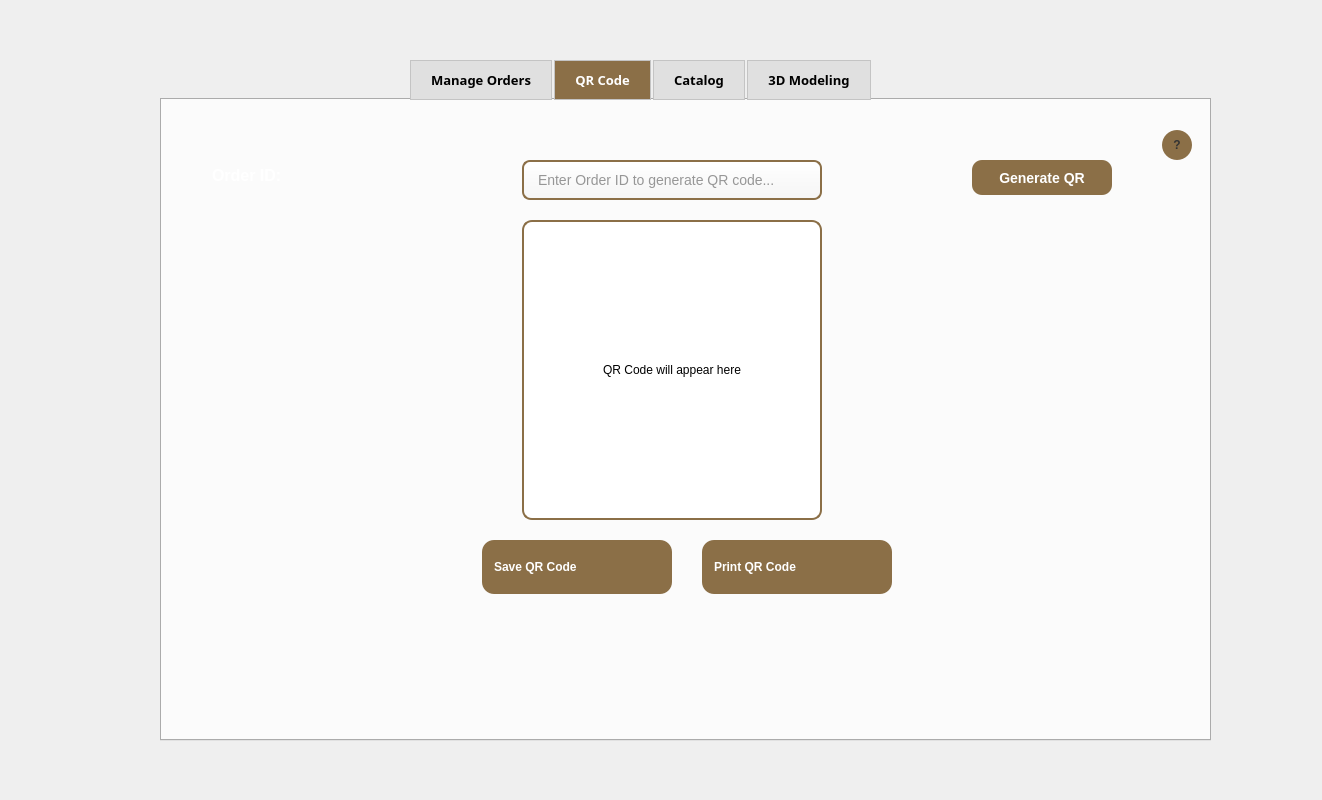
First picture: the form in order_management.ui, repository rayenkb/Esprit--PI2AC---2A4--2526-HammerDown, before the edit.
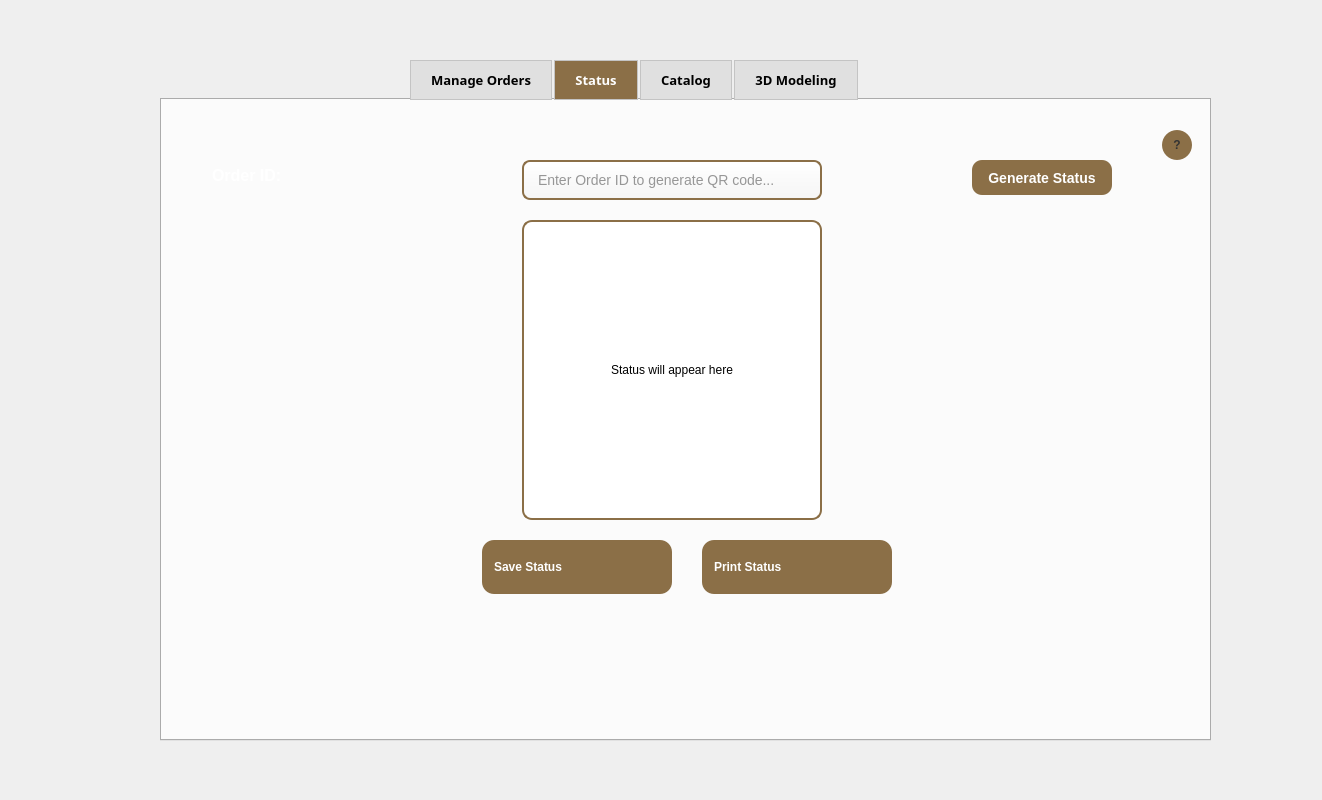
Second picture: the form after the edit. The open tabs and pages were chosen to show the change. Icons and pictures are not drawn.

Diff of the .ui file:
```diff
--- a/order_management.ui
+++ b/order_management.ui
@@ -431,7 +431,7 @@
    </widget>
    <widget class="QWidget" name="tab_qrcode">
     <attribute name="title">
-     <string>QR Code</string>
+     <string>Status</string>
     </attribute>
     <widget class="QLabel" name="label_qr_order_id">
       <property name="geometry">
@@ -479,7 +479,7 @@
         </string>
       </property>
       <property name="text">
-       <string>Generate QR</string>
+       <string>Generate Status</string>
       </property>
       <property name="icon">
        <iconset resource="resources.qrc">
@@ -504,7 +504,7 @@
         </string>
       </property>
       <property name="text">
-       <string>QR Code will appear here</string>
+       <string>Status will appear here</string>
       </property>
       <property name="scaledContents">
        <bool>false</bool>
@@ -529,7 +529,7 @@
        </string>
      </property>
      <property name="text">
-      <string>Save QR Code</string>
+      <string>Save Status</string>
      </property>
      <property name="icon">
       <iconset resource="resources.qrc">
@@ -558,7 +558,7 @@
        </string>
      </property>
      <property name="text">
-      <string>Print QR Code</string>
+      <string>Print Status</string>
      </property>
      <property name="icon">
       <iconset resource="resources.qrc">
```
Left out of the diff: 2 changed lines with no effect on the pictures.
